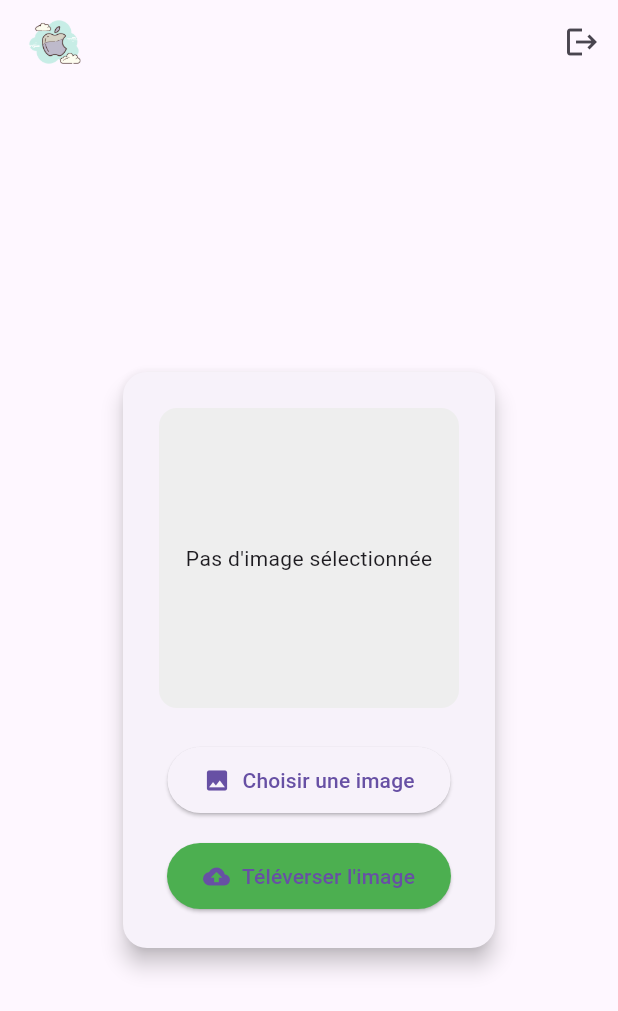
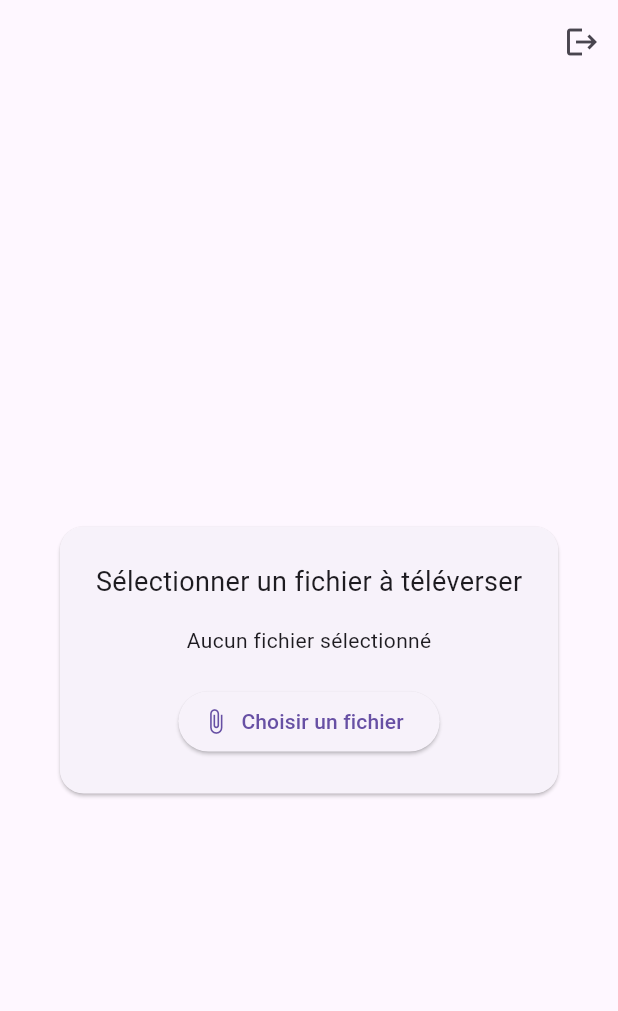
Before and after one commit to Rajirahoui/Flutter-app, a Flutter app: the screen it shows once a user with an empty profile is signed in, on a phone screen of 412 x 824 dp. Shown: the top 1011 px of the screen. Run offline on Flutter 3.47's test engine with Material 3 defaults, Android fonts, the phone set to English and light mode, and no system bars; our stand-ins replace file_picker, supabase_flutter; accounts and stored records are empty.

Commit message:
page load

```diff
--- a/Epsilon/lib/pages/profile_page.dart
+++ b/Epsilon/lib/pages/profile_page.dart
@@ -1,7 +1,7 @@
-import 'dart:io';
+import 'dart:typed_data';
+import 'package:file_picker/file_picker.dart';
 import 'package:flutter/material.dart';
 import 'package:flutter_application_1/auth/auth_service.dart';
-import 'package:image_picker/image_picker.dart';
 import 'package:supabase_flutter/supabase_flutter.dart';
 
 class ProfilePage extends StatefulWidget {
@@ -13,34 +13,47 @@ class ProfilePage extends StatefulWidget {
 
 class _ProfilePageState extends State<ProfilePage> {
   final authService = AuthService();
-  File? _imageFile;
+  PlatformFile? _selectedFile;
 
   void logout() async {
     await authService.signOut();
   }
 
-  Future pickImage() async {
-    final ImagePicker picker = ImagePicker();
-    final XFile? image = await picker.pickImage(source: ImageSource.gallery);
-    if (image != null) {
+  Future pickAnyFile() async {
+    final result = await FilePicker.platform.pickFiles(
+      withData: true,
+      allowMultiple: false,
+    );
+
+    if (result != null && result.files.single.bytes != null) {
       setState(() {
-        _imageFile = File(image.path);
+        _selectedFile = result.files.single;
       });
+
+      await uploadFile(_selectedFile!.name, _selectedFile!.bytes!);
     }
   }
 
-  Future uploadImage() async {
-    if (_imageFile == null) return;
-    final fileName = DateTime.now().millisecondsSinceEpoch.toString();
+  Future uploadFile(String fileName, Uint8List fileBytes) async {
     final path = 'uploads/$fileName';
-    await Supabase.instance.client.storage
-        .from('images')
-        .upload(path, _imageFile!)
-        .then((value) {
+
+    try {
+      await Supabase.instance.client.storage
+          .from('epsilon') // <-- remplace par ton nom de bucket
+          .uploadBinary(
+            path,
+            fileBytes,
+            fileOptions: const FileOptions(upsert: true),
+          );
+
       ScaffoldMessenger.of(context).showSnackBar(
-        const SnackBar(content: Text("Image téléchargée avec succès")),
+        const SnackBar(content: Text(" Fichier téléchargé avec succès")),
       );
-    });
+    } catch (e) {
+      ScaffoldMessenger.of(context).showSnackBar(
+        SnackBar(content: Text(" Erreur: $e")),
+      );
+    }
   }
 
   @override
@@ -49,71 +62,36 @@ class _ProfilePageState extends State<ProfilePage> {
 
     return Scaffold(
       appBar: AppBar(
-        title: Row(
-          children: [
-            Image.asset("assets/images/apple.png", height: 40),
-            const SizedBox(width: 12),
-            Expanded(
-              child: Text(
-                currentEmail ?? "Utilisateur",
-                style: const TextStyle(fontSize: 16),
-                overflow: TextOverflow.ellipsis,
-              ),
-            ),
-          ],
-        ),
+        title: Text(currentEmail ?? "Utilisateur"),
         actions: [
           IconButton(
+            icon: const Icon(Icons.logout),
             onPressed: logout,
-            icon: const Icon(Icons.logout),
-            tooltip: "Déconnexion",
-          ),
+          )
         ],
       ),
       body: Center(
         child: Card(
-          elevation: 6,
           margin: const EdgeInsets.all(24),
           shape: RoundedRectangleBorder(borderRadius: BorderRadius.circular(16)),
           child: Padding(
-            padding: const EdgeInsets.all(24.0),
+            padding: const EdgeInsets.all(24),
             child: Column(
               mainAxisSize: MainAxisSize.min,
               children: [
-                // Image Preview
-                ClipRRect(
-                  borderRadius: BorderRadius.circular(12),
-                  child: _imageFile != null
-                      ? Image.file(_imageFile!, height: 200)
-                      : Container(
-                          height: 200,
-                          width: 200,
-                          color: Colors.grey[200],
-                          child: const Center(child: Text("Pas d'image sélectionnée")),
-                        ),
-                ),
-                const SizedBox(height: 24),
-
-                // Pick Image Button
-                ElevatedButton.icon(
-                  onPressed: pickImage,
-                  icon: const Icon(Icons.image),
-                  label: const Text("Choisir une image"),
-                  style: ElevatedButton.styleFrom(
-                    padding: const EdgeInsets.symmetric(horizontal: 24, vertical: 12),
-                  ),
+                const Text(
+                  "Sélectionner un fichier à téléverser",
+                  style: TextStyle(fontSize: 18),
                 ),
                 const SizedBox(height: 16),
-
-                // Upload Image Button
+                _selectedFile != null
+                    ? Text("📄 ${_selectedFile!.name}")
+                    : const Text("Aucun fichier sélectionné"),
+                const SizedBox(height: 20),
                 ElevatedButton.icon(
-                  onPressed: uploadImage,
-                  icon: const Icon(Icons.cloud_upload),
-                  label: const Text("Téléverser l'image"),
-                  style: ElevatedButton.styleFrom(
-                    backgroundColor: Colors.green,
-                    padding: const EdgeInsets.symmetric(horizontal: 24, vertical: 12),
-                  ),
+                  onPressed: pickAnyFile,
+                  icon: const Icon(Icons.attach_file),
+                  label: const Text("Choisir un fichier"),
                 ),
               ],
             ),
--- a/Epsilon/pubspec.yaml
+++ b/Epsilon/pubspec.yaml
@@ -38,6 +38,10 @@ dependencies:
   flutter_dotenv : ^5.1.0
   image_picker: ^1.1.2
   file_picker: ^6.1.1
+  url_launcher: ^6.2.4
+  permission_handler: ^10.0.0
+  path_provider: ^2.0.0
+
 
 dev_dependencies:
   flutter_test:
```
Also changed, not shown: Epsilon/pubspec.lock, 3 other files.
